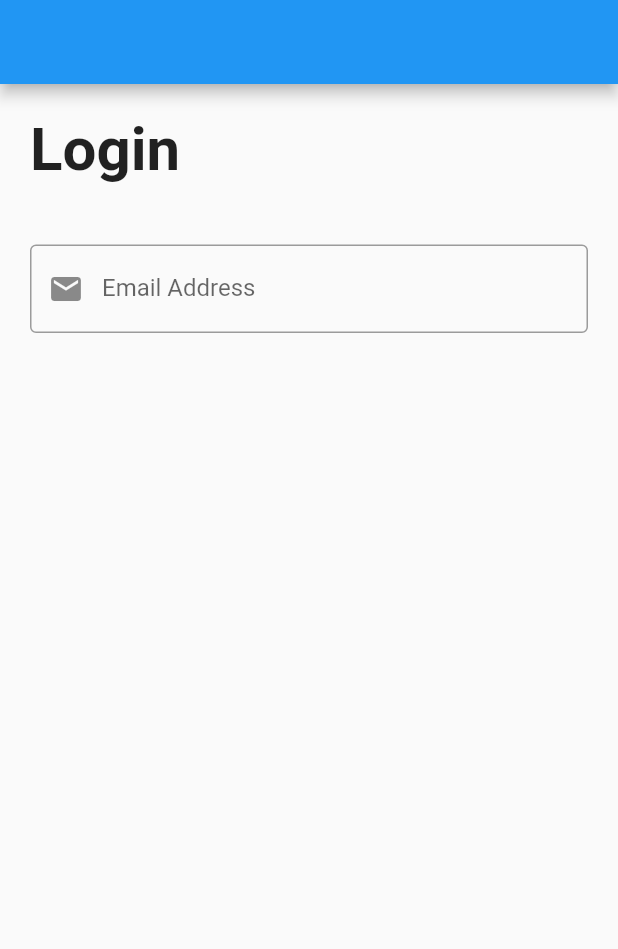
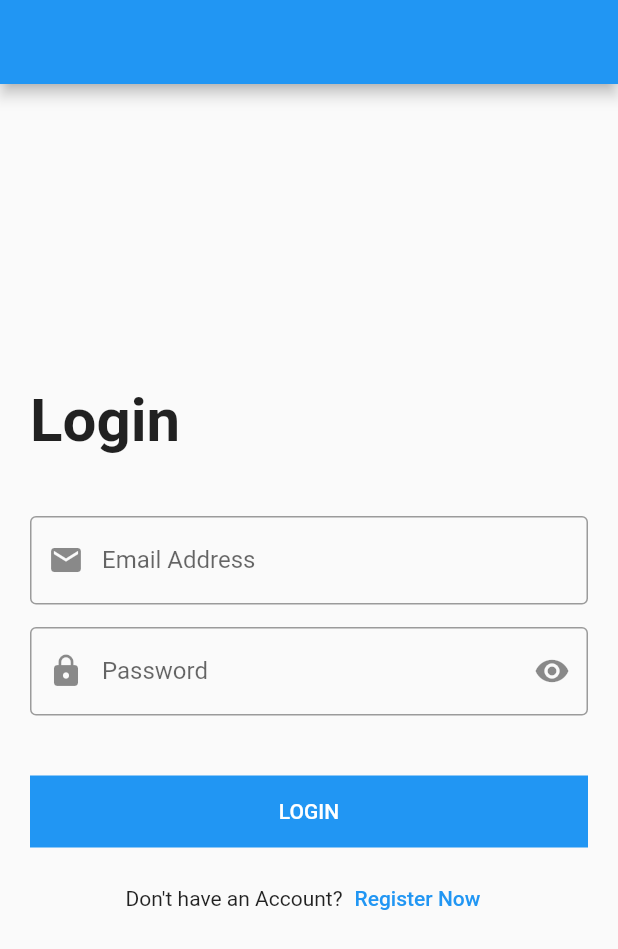
Before and after one commit to Fighteros/FirstFlutterApp, a Flutter app: the screen it shows after launch, on a phone screen of 412 x 824 dp. Shown: the top 949 px of the screen. Run offline on Flutter 3.47's test engine with Material 2 defaults, Android fonts, the phone set to English and light mode, and no system bars.

Commit message:
finished Login Design

```diff
--- a/lib/login.dart
+++ b/lib/login.dart
@@ -3,7 +3,8 @@ import 'package:flutter/cupertino.dart';
 import 'package:flutter/material.dart';
 
 class LoginScreen extends StatelessWidget {
-  const LoginScreen({Key? key}) : super(key: key);
+  var emailController = TextEditingController();
+  var passwordController = TextEditingController();
 
   @override
   Widget build(BuildContext context) {
@@ -13,6 +14,7 @@ class LoginScreen extends StatelessWidget {
         // 20 insets or 16
         padding: const EdgeInsets.all(20.0),
         child: Column(
+          mainAxisAlignment: MainAxisAlignment.center,
           crossAxisAlignment: CrossAxisAlignment.start,
           children: [
             Text(
@@ -26,6 +28,13 @@ class LoginScreen extends StatelessWidget {
               height: 40.0,
             ),
             TextFormField(
+              controller: emailController,
+              onFieldSubmitted: (value) {
+                print(value);
+              },
+              onChanged: (value) {
+                print(value);
+              },
               // Keyboard type
               keyboardType: TextInputType.emailAddress,
               decoration: InputDecoration(
@@ -37,6 +46,66 @@ class LoginScreen extends StatelessWidget {
                 ),
               ),
             ),
+            SizedBox(
+              height: 15.0,
+            ),
+            TextFormField(
+              controller: passwordController,
+              onFieldSubmitted: (value) {
+                print(value);
+              },
+              onChanged: (value) {
+                print(value);
+              },
+              // Keyboard type
+              keyboardType: TextInputType.visiblePassword,
+              obscureText: true,
+              decoration: InputDecoration(
+                labelText: "Password",
+                border: OutlineInputBorder(),
+                prefixIcon: Icon(
+                  Icons.lock,
+                ),
+                suffixIcon: Icon(
+                  Icons.remove_red_eye,
+                ),
+              ),
+            ),
+            SizedBox(
+              height: 20.0,
+            ),
+            SizedBox(
+              height: 20.0,
+            ),
+            Container(
+              width: double.infinity,
+              color: Colors.blue,
+              child: MaterialButton(
+                child: Text(
+                  "LOGIN",
+                  style: TextStyle(color: Colors.white),
+                ),
+                onPressed: () {
+                  print(emailController.text);
+                  print(passwordController.text);
+                },
+              ),
+            ),
+            SizedBox(
+              height: 10.0,
+            ),
+            Row(
+              mainAxisAlignment: MainAxisAlignment.center,
+              children: [
+                Text(
+                  "Don't have an Account?"
+                ),
+                TextButton(
+                    onPressed: () {},
+                    child: Text("Register Now") ,
+                ),
+              ],
+            ),
           ],
         ),
       ),
```
